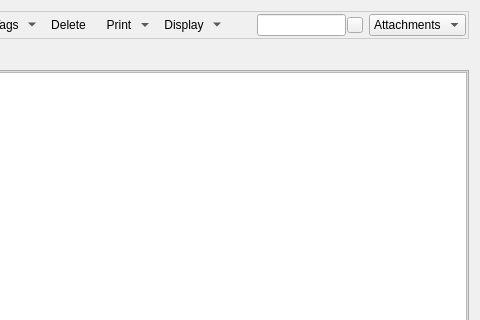
This is retroshare-gui/src/gui/MessagesDialog.ui in RetroShare/RetroShare as Qt 5 draws it before an edit; both pictures show x 295 to 775 and y 0 to 320 of the 775 by 511 pixel window. The edited form follows.
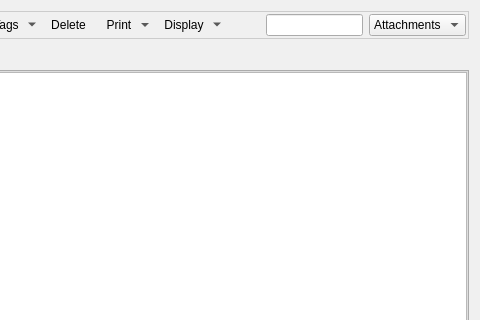
This is the edited form. Icons and pictures are not drawn. Custom widgets are drawn as their Qt base class.

Commit message: Added new basic class for a QLineEdit with a clear button - LineEditClear.

The edit to the form file:
```diff
--- a/retroshare-gui/src/gui/MessagesDialog.ui
+++ b/retroshare-gui/src/gui/MessagesDialog.ui
@@ -900,47 +900,7 @@
          </widget>
         </item>
         <item>
-         <widget class="QLineEdit" name="filterPatternLineEdit"/>
-        </item>
-        <item>
-         <widget class="QPushButton" name="clearButton">
-          <property name="minimumSize">
-           <size>
-            <width>16</width>
-            <height>16</height>
-           </size>
-          </property>
-          <property name="maximumSize">
-           <size>
-            <width>16</width>
-            <height>16</height>
-           </size>
-          </property>
-          <property name="focusPolicy">
-           <enum>Qt::NoFocus</enum>
-          </property>
-          <property name="toolTip">
-           <string>Reset</string>
-          </property>
-          <property name="styleSheet">
-           <string notr="true">QPushButton
-{
- border-image: url(:/images/closenormal.png) 
-}
-                                
-QPushButton:hover 
-{
-border-image: url(:/images/closehover.png) 
-}
-                                
-QPushButton:pressed  {
-border-image: url(:/images/closepressed.png) 
-}</string>
-          </property>
-          <property name="text">
-           <string/>
-          </property>
-         </widget>
+         <widget class="LineEditClear" name="filterLineEdit"/>
         </item>
        </layout>
       </item>
@@ -1398,6 +1358,11 @@
   </action>
  </widget>
  <customwidgets>
+  <customwidget>
+   <class>LineEditClear</class>
+   <extends>QLineEdit</extends>
+   <header>gui/common/LineEditClear.h</header>
+  </customwidget>
   <customwidget>
    <class>RSTabWidget</class>
    <extends>QTabWidget</extends>
```
The commit also changes 33 other files.
